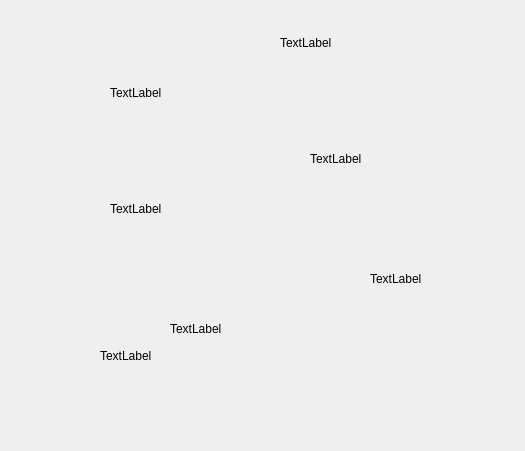
nihaokeaio/MyNote, file Animation/Animation_demo/widget.ui: the form before one commit.
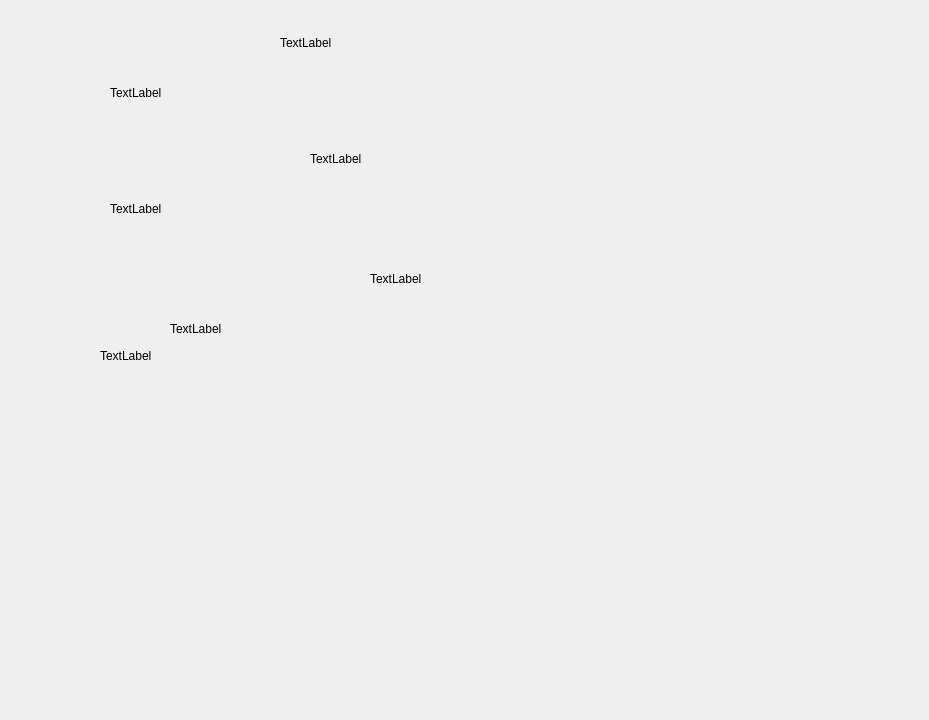
The form after the commit.

```diff
--- a/Animation/Animation_demo/widget.ui
+++ b/Animation/Animation_demo/widget.ui
@@ -6,8 +6,8 @@
    <rect>
     <x>0</x>
     <y>0</y>
-    <width>525</width>
-    <height>451</height>
+    <width>929</width>
+    <height>720</height>
    </rect>
   </property>
   <property name="windowTitle">
```
